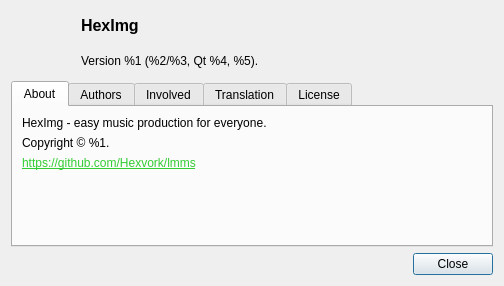
This is src/gui/modals/about_dialog.ui in Hexvork/HexStudio as Qt 5 draws it before an edit. The edited form follows.
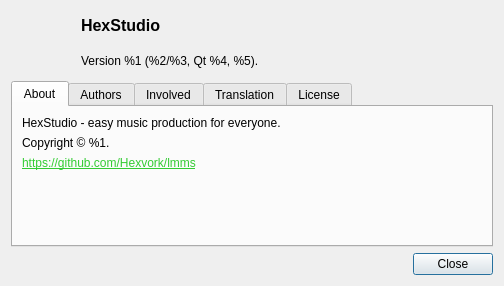
This is the edited form.

Commit message: Apply HexStudio branding and Fluent theme fixes

What changed in the file:
```diff
--- a/src/gui/modals/about_dialog.ui
+++ b/src/gui/modals/about_dialog.ui
@@ -40,7 +40,7 @@
           <string notr="true">font:12pt; font-weight:bold;</string>
          </property>
          <property name="text">
-          <string>HexImg</string>
+          <string>HexStudio</string>
          </property>
         </widget>
        </item>
@@ -97,7 +97,7 @@
        <item>
         <widget class="QLabel" name="label_2">
          <property name="text">
-          <string>HexImg - easy music production for everyone.</string>
+          <string>HexStudio - easy music production for everyone.</string>
          </property>
          <property name="wordWrap">
           <bool>true</bool>
```
Left out of the diff: 4 changed lines with no effect on the pictures. The commit also changes 41 other files.
